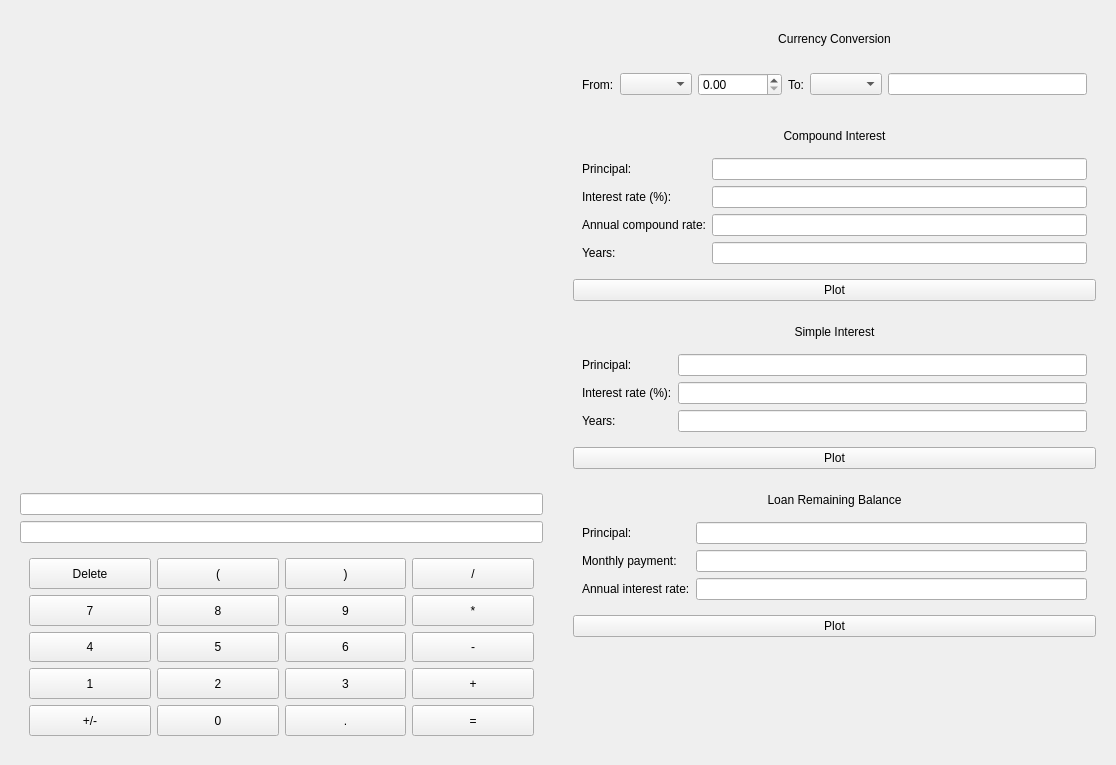
This is app/calculator.ui in ebaustria/financial_calculator as Qt 5 draws it before an edit. The edited form follows.
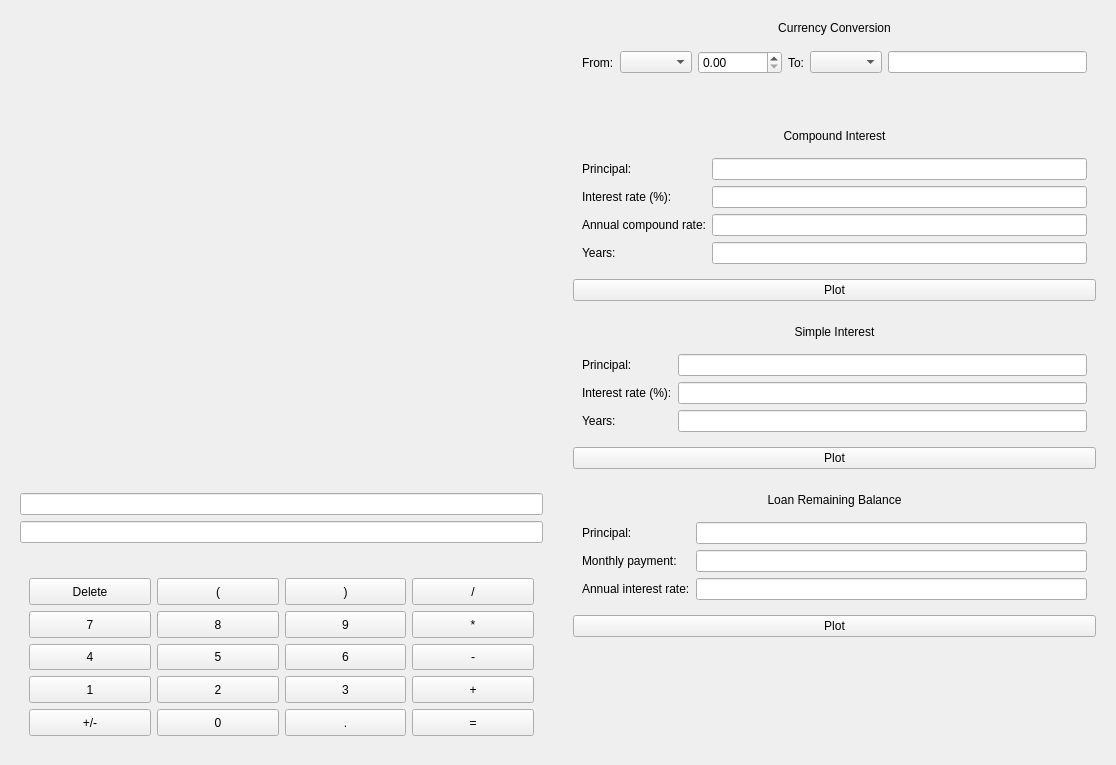
This is the edited form. Custom widgets are drawn as their Qt base class.

Commit message: Add error messages for currency conversion and calculator

The edit to the form file:
```diff
--- a/app/calculator.ui
+++ b/app/calculator.ui
@@ -152,6 +152,13 @@
         </layout>
        </widget>
       </item>
+      <item>
+       <widget class="QLabel" name="currencyConversionErrorLabel">
+        <property name="text">
+         <string/>
+        </property>
+       </widget>
+      </item>
      </layout>
     </widget>
    </item>
@@ -227,6 +234,13 @@
       <item>
        <widget class="QLineEdit" name="equationEdit"/>
       </item>
+      <item>
+       <widget class="QLabel" name="calculatorErrorLabel">
+        <property name="text">
+         <string/>
+        </property>
+       </widget>
+      </item>
       <item>
        <widget class="QWidget" name="keypad" native="true">
         <property name="sizePolicy">
```
The commit also changes 5 other files.
